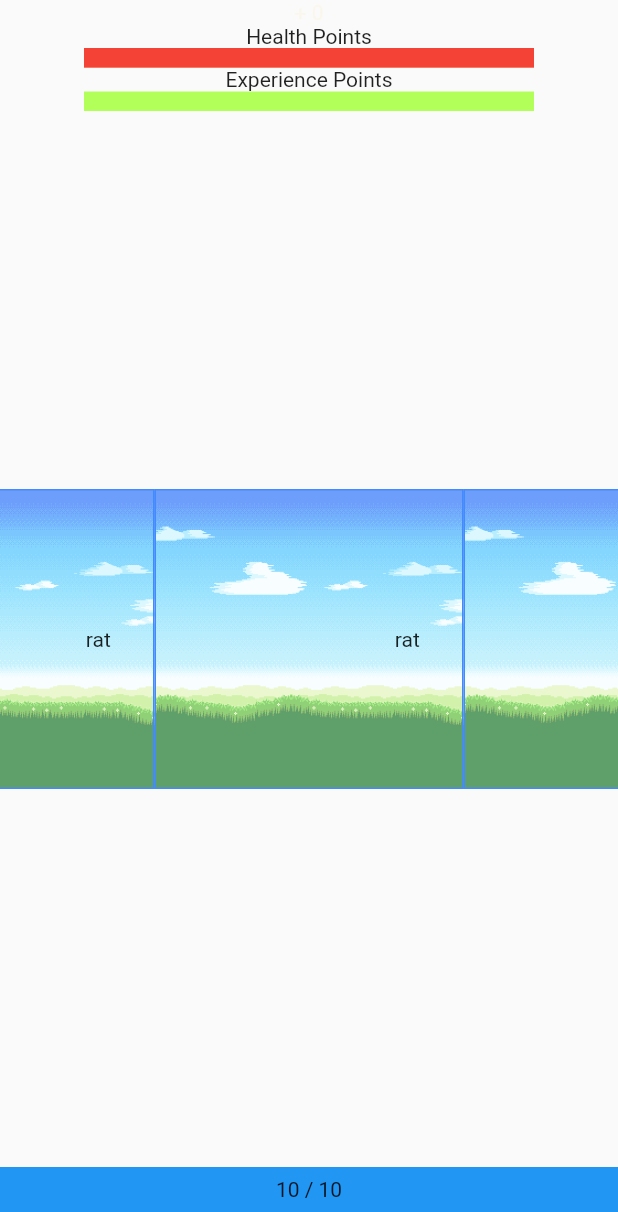
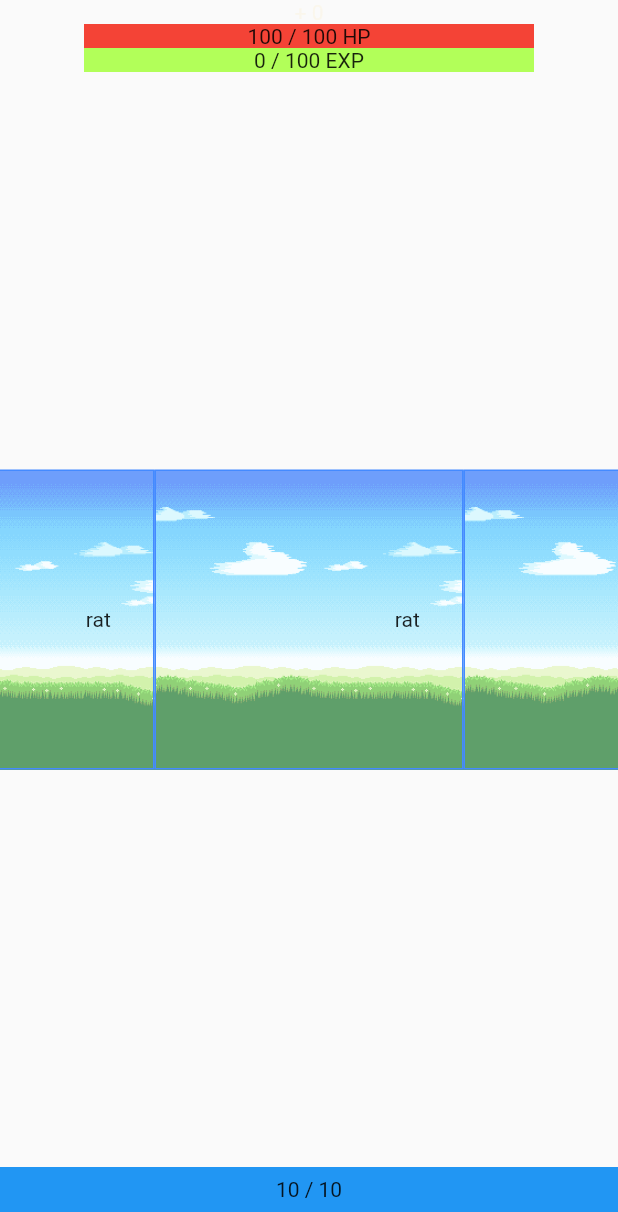
Before and after one commit to janhrastnik/lootClicker, a Flutter app: the DungeonList screen opened directly, on a phone screen of 412 x 824 dp, the part 24-1236 px from its top. Run offline on Flutter 3.47's test engine with Material 2 defaults, Android fonts, the phone set to English and light mode, and no system bars; our stand-ins replace bloc, flutter_bloc.

Commit message:
combat system, more refactoring

```diff
--- a/lib/classes.dart
+++ b/lib/classes.dart
@@ -70,10 +70,10 @@ class Player {
     this.skills,
     this.inventory,
   });
-}
 
-void levelUp() {
-  // TODO
+  void levelUp() {
+    // TODO
+  }
 }
 
 class Enemy {
@@ -90,4 +90,6 @@ class Enemy {
   });
 }
 
-Enemy rat = Enemy(hp: 20, expValue: 5, attack: 1, name: "rat");
+// TODO: generate enemies from json file
+
+Enemy rat = Enemy(hp: 20, expValue: 50, attack: 1, name: "rat");
--- a/lib/main.dart
+++ b/lib/main.dart
@@ -9,8 +9,15 @@ import 'classes.dart';
 
 enum FrontPanels {characterPage, shopPage, skillsPage}
 Player player = Player();
+bool isMenu = false;
 bool isScrolling = false;
-bool isMenu = false;
+double TILE_LENGTH;
+List<DungeonTile> dungeonTiles = [
+  DungeonTile(event: DungeonEvent(eventType: "fight", length: 10, enemy: rat)),
+  DungeonTile(event: DungeonEvent(eventType: "fight", length: 10, enemy: rat)),
+  DungeonTile(event: DungeonEvent(eventType: "fight", length: 10, enemy: rat))
+];
+ScrollController scrollController = ScrollController();
 
 class MyBlocDelegate extends BlocDelegate {
   @override
@@ -49,7 +56,12 @@ class MyAppState extends State<MyApp> {
     _heroHpBloc = HeroHpBloc();
     _heroExpBloc = HeroExpBloc();
     _dungeonBloc = DungeonBloc();
-    _clickerBloc = ClickerBloc(goldBloc: _goldBloc, heroHpBloc: _heroHpBloc, heroExpBloc: _heroExpBloc);
+    _clickerBloc = ClickerBloc(
+        goldBloc: _goldBloc,
+        heroHpBloc: _heroHpBloc,
+        heroExpBloc: _heroExpBloc,
+        dungeonBloc: _dungeonBloc
+    );
     _tapAnimationBloc = TapAnimationBloc();
     super.initState();
   }
@@ -110,33 +122,6 @@ class DungeonList extends StatefulWidget {
 }
 
 class DungeonListState extends State<DungeonList> with TickerProviderStateMixin {
-  ScrollController _scrollController = ScrollController();
-
-  // TODO: generate random beggining dungeon tiles
-  List<DungeonTile> _dungeonTiles = [
-    DungeonTile(event: DungeonEvent(eventType: "fight", length: 10, enemy: rat)),
-    DungeonTile(event: DungeonEvent(eventType: "fight", length: 10, enemy: rat)),
-    DungeonTile(event: DungeonEvent(eventType: "fight", length: 10, enemy: rat))
-  ];
-
-  // TODO: move to a new bloc maybe
-  void _scrollToMiddle() {
-    _scrollController.jumpTo(MediaQuery.of(context).size.width/4);
-  }
-
-  void _scrollDungeon(DungeonBloc bloc) {
-    _scrollToMiddle();
-    bloc.dispatch(_dungeonTiles);
-    _scrollController.animateTo(
-        _scrollController.offset + MediaQuery.of(context).size.width/2,
-        duration: Duration(seconds: 1),
-        curve: Curves.ease
-    ).then((data) {
-      bloc.dispatch(_dungeonTiles);
-      _scrollToMiddle();
-      isScrolling = false;
-    });
-  }
 
   _onTapUp(TapUpDetails details) {
     var x = details.globalPosition.dx;
@@ -147,7 +132,10 @@ class DungeonListState extends State<DungeonList> with TickerProviderStateMixin
   @override
   void initState() {
     super.initState();
-    WidgetsBinding.instance.addPostFrameCallback((_) => _scrollToMiddle());
+    WidgetsBinding.instance.addPostFrameCallback((_) {
+        TILE_LENGTH = MediaQuery.of(context).size.width/2;
+        return scrollController.jumpTo(MediaQuery.of(context).size.width/4);
+    });
   }
 
   @override
@@ -166,14 +154,14 @@ class DungeonListState extends State<DungeonList> with TickerProviderStateMixin
       body: GestureDetector(
         onTap: () {
           if (!isScrolling) {
-            _clickerBloc.dispatch(_dungeonTiles);
+            _clickerBloc.dispatch(dungeonTiles);
           }
         },
         onTapUp: (TapUpDetails details) {
           if (!isScrolling) {
             tapAnimationController.reset();
             List<dynamic> data = _onTapUp(details);
-            dynamic event = _dungeonTiles[1].event.eventType;
+            dynamic event = dungeonTiles[1].event.eventType;
             data.add(event);
             _tapAnimationBloc.dispatch(data);
           }
@@ -204,15 +192,20 @@ class DungeonListState extends State<DungeonList> with TickerProviderStateMixin
                     builder: (BuildContext context, double value) {
                       return Column(
                         children: <Widget>[
-                          Text("Health Points"),
+                          Stack(
+                            alignment: Alignment.center,
+                            children: <Widget>[
                               Container(
                                 width: 300.0,
-                            height: 13.0,
+                                height: 16.0,
                                 child: LinearProgressIndicator(
                                   value: value,
                                   valueColor: AlwaysStoppedAnimation<Color>(Colors.red),
                                   backgroundColor: Colors.deepOrangeAccent,
                                 ),
+                              ),
+                              Text("${player.hp} / ${player.hpCap} HP")
+                            ],
                           )
                         ],
                       );
@@ -222,15 +215,20 @@ class DungeonListState extends State<DungeonList> with TickerProviderStateMixin
                     builder: (BuildContext context, double value) {
                       return Column(
                         children: <Widget>[
-                          Text("Experience Points"),
+                          Stack(
+                            alignment: Alignment.center,
+                            children: <Widget>[
                               Container(
                                 width: 300.0,
-                            height: 13.0,
+                                height: 16.0,
                                 child: LinearProgressIndicator(
                                   value: value,
                                   valueColor: AlwaysStoppedAnimation<Color>(Colors.green),
                                   backgroundColor: Colors.lightGreenAccent,
                                 ),
+                              ),
+                              Text("${player.exp} / ${player.expCap} EXP")
+                            ],
                           )
                         ],
                       );
@@ -239,16 +237,16 @@ class DungeonListState extends State<DungeonList> with TickerProviderStateMixin
                   child: BlocBuilder(
                     bloc: _dungeonBloc,
                     builder: (BuildContext context, List<DungeonTile> l) {
-                      _dungeonTiles = l;
+                      dungeonTiles = l;
                       return ListView.builder(
                         physics: NeverScrollableScrollPhysics(),
-                        controller: _scrollController,
+                        controller: scrollController,
                         padding: EdgeInsets.all(0.0),
                         scrollDirection: Axis.horizontal,
                         shrinkWrap: true,
-                        itemCount: _dungeonTiles.length,
+                        itemCount: dungeonTiles.length,
                         itemBuilder: (BuildContext context, int index) =>
-                        _dungeonTiles[index],
+                        dungeonTiles[index],
                       );
                     },
                   ),
@@ -256,19 +254,13 @@ class DungeonListState extends State<DungeonList> with TickerProviderStateMixin
                 BlocBuilder(
                     bloc: _clickerBloc,
                     builder: (BuildContext context, double progress) {
-                      // TODO: move to blocs.dart
-                      if (isMenu == false) {
-                        if (progress == -1) {
-                          isScrolling = true;
-                          _scrollDungeon(_dungeonBloc);
-                        }
-                      }
-                      if (progress == 0.0 && _dungeonTiles[1].event.eventType == "fight") {
+                      // TODO: no need to yield -1 anymore
+                      if (progress == 0.0 && dungeonTiles[1].event.eventType == "fight") {
                         progress = 1.0;
                       }
                       if (progress == -1 &&
-                          _dungeonTiles[1].event.eventType == "fight" &&
-                          _dungeonTiles[2].event.eventType == "fight") {
+                          dungeonTiles[1].event.eventType == "fight" &&
+                          dungeonTiles[2].event.eventType == "fight") {
                         progress = 1.0;
                       }
                       return Stack(
@@ -283,11 +275,11 @@ class DungeonListState extends State<DungeonList> with TickerProviderStateMixin
                           Row(
                             mainAxisAlignment: MainAxisAlignment.center,
                             children: <Widget>[
-                              _dungeonTiles[1].event.eventType == "fight" ?
-                              Text((_dungeonTiles[1].event.length - _dungeonTiles[1].event.progress).toString())
-                              : Text(_dungeonTiles[1].event.progress.toString()),
+                              dungeonTiles[1].event.eventType == "fight" ?
+                              Text((dungeonTiles[1].event.length - dungeonTiles[1].event.progress).toString())
+                              : Text(dungeonTiles[1].event.progress.toString()),
                               Text(" / "),
-                              Text(_dungeonTiles[1].event.length.toString()),
+                              Text(dungeonTiles[1].event.length.toString()),
 
                             ],
                           ),
```
Also changed, not shown: lib/blocs.dart (+46 -2 lines). Lines whose indentation alone changed are shown as unchanged.
